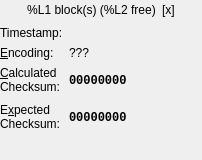
Before: the Qt Designer form src/mcrecover/widgets/CardView.ui in GerbilSoft/mcrecover, drawn with Qt 5.
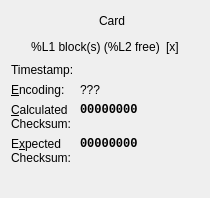
After: the same form once the commit is applied. Custom widgets are drawn as their Qt base class.

Commit message:
[mcrecover] VmuCard: Added the default Dreamcast BIOS icons.
Card: Added a function icon() to get the card's icon. Currently,
this is only implemented for VmuCard, and only for default icons.
(TODO: Add support for "ICONDATA_VMS".)

CardView: Added card icon and type display. The type display is
currently not updated, since the productName() field is too long
for the display. I'll need to add a "short" product name field later.

Diff of the .ui file:
```diff
--- a/src/mcrecover/widgets/CardView.ui
+++ b/src/mcrecover/widgets/CardView.ui
@@ -6,18 +6,12 @@
    <rect>
     <x>0</x>
     <y>0</y>
-    <width>202</width>
-    <height>160</height>
+    <width>210</width>
+    <height>190</height>
    </rect>
   </property>
   <layout class="QFormLayout" name="formLayout">
-   <property name="fieldGrowthPolicy">
-    <enum>QFormLayout::ExpandingFieldsGrow</enum>
-   </property>
-   <property name="margin">
-    <number>0</number>
-   </property>
-   <item row="0" column="0" colspan="2">
+   <item row="1" column="0" colspan="2">
     <layout class="QHBoxLayout" name="hboxBlockCount">
      <item>
       <spacer name="hspcBlockCount1">
@@ -32,7 +26,7 @@
        </property>
       </spacer>
      </item>
-     <item>
+     <item alignment="Qt::AlignHCenter">
       <widget class="QLabel" name="lblBlockCount">
        <property name="sizePolicy">
         <sizepolicy hsizetype="Minimum" vsizetype="Preferred">
@@ -51,7 +45,7 @@
        </property>
       </widget>
      </item>
-     <item>
+     <item alignment="Qt::AlignHCenter">
       <widget class="QLabel" name="lblStatusIcon">
        <property name="sizePolicy">
         <sizepolicy hsizetype="Minimum" vsizetype="Preferred">
@@ -82,7 +76,7 @@
      </item>
     </layout>
    </item>
-   <item row="1" column="0">
+   <item row="2" column="0">
     <widget class="QLabel" name="lblFormatTimeTitle">
      <property name="text">
       <string>Timestamp:</string>
@@ -92,7 +86,7 @@
      </property>
     </widget>
    </item>
-   <item row="1" column="1">
+   <item row="2" column="1">
     <widget class="QLabel" name="lblFormatTime">
      <property name="textFormat">
       <enum>Qt::PlainText</enum>
@@ -102,7 +96,7 @@
      </property>
     </widget>
    </item>
-   <item row="2" column="0">
+   <item row="3" column="0">
     <widget class="QLabel" name="lblEncodingTitle">
      <property name="text">
       <string>&amp;Encoding:</string>
@@ -115,7 +109,7 @@
      </property>
     </widget>
    </item>
-   <item row="2" column="1">
+   <item row="3" column="1">
     <widget class="QLabel" name="lblEncoding">
      <property name="sizePolicy">
       <sizepolicy hsizetype="MinimumExpanding" vsizetype="Preferred">
@@ -134,7 +128,7 @@
      </property>
     </widget>
    </item>
-   <item row="3" column="0">
+   <item row="4" column="0">
     <widget class="QLabel" name="lblChecksumActualTitle">
      <property name="text">
       <string>&amp;Calculated
@@ -154,7 +148,7 @@
      </property>
     </widget>
    </item>
-   <item row="3" column="1">
+   <item row="4" column="1">
     <widget class="QLabel" name="lblChecksumActual">
      <property name="sizePolicy">
       <sizepolicy hsizetype="MinimumExpanding" vsizetype="MinimumExpanding">
@@ -175,12 +169,15 @@
      <property name="textFormat">
       <enum>Qt::RichText</enum>
      </property>
+     <property name="alignment">
+      <set>Qt::AlignLeading|Qt::AlignLeft|Qt::AlignTop</set>
+     </property>
      <property name="textInteractionFlags">
       <set>Qt::LinksAccessibleByMouse|Qt::TextSelectableByKeyboard|Qt::TextSelectableByMouse</set>
      </property>
     </widget>
    </item>
-   <item row="4" column="0">
+   <item row="5" column="0">
     <widget class="QLabel" name="lblChecksumExpectedTitle">
      <property name="text">
       <string>E&amp;xpected
@@ -203,7 +200,7 @@
      </property>
     </widget>
    </item>
-   <item row="4" column="1">
+   <item row="5" column="1">
     <widget class="QLabel" name="lblChecksumExpected">
      <property name="sizePolicy">
       <sizepolicy hsizetype="MinimumExpanding" vsizetype="MinimumExpanding">
@@ -224,31 +221,99 @@
      <property name="textFormat">
       <enum>Qt::RichText</enum>
      </property>
+     <property name="alignment">
+      <set>Qt::AlignLeading|Qt::AlignLeft|Qt::AlignTop</set>
+     </property>
      <property name="textInteractionFlags">
       <set>Qt::LinksAccessibleByMouse|Qt::TextSelectableByKeyboard|Qt::TextSelectableByMouse</set>
      </property>
     </widget>
    </item>
-   <item row="5" column="0" colspan="2">
+   <item row="0" column="0" colspan="2">
+    <layout class="QHBoxLayout" name="hboxCardType">
+     <item>
+      <spacer name="hspcCardType1">
+       <property name="orientation">
+        <enum>Qt::Horizontal</enum>
+       </property>
+       <property name="sizeHint" stdset="0">
+        <size>
+         <width>40</width>
+         <height>20</height>
+        </size>
+       </property>
+      </spacer>
+     </item>
+     <item alignment="Qt::AlignHCenter">
+      <widget class="QLabel" name="lblCardIcon">
+       <property name="sizePolicy">
+        <sizepolicy hsizetype="Minimum" vsizetype="Preferred">
+         <horstretch>0</horstretch>
+         <verstretch>0</verstretch>
+        </sizepolicy>
+       </property>
+       <property name="textFormat">
+        <enum>Qt::PlainText</enum>
+       </property>
+       <property name="alignment">
+        <set>Qt::AlignCenter</set>
+       </property>
+      </widget>
+     </item>
+     <item alignment="Qt::AlignHCenter">
+      <widget class="QLabel" name="lblCardType">
+       <property name="sizePolicy">
+        <sizepolicy hsizetype="Minimum" vsizetype="Preferred">
+         <horstretch>0</horstretch>
+         <verstretch>0</verstretch>
+        </sizepolicy>
+       </property>
+       <property name="text">
+        <string notr="true">Card</string>
+       </property>
+       <property name="textFormat">
+        <enum>Qt::PlainText</enum>
+       </property>
+       <property name="alignment">
+        <set>Qt::AlignCenter</set>
+       </property>
+      </widget>
+     </item>
+     <item>
+      <spacer name="hspcCardType2">
+       <property name="orientation">
+        <enum>Qt::Horizontal</enum>
+       </property>
+       <property name="sizeHint" stdset="0">
+        <size>
+         <width>40</width>
+         <height>20</height>
+        </size>
+       </property>
+      </spacer>
+     </item>
+    </layout>
+   </item>
+   <item row="6" column="0" colspan="2">
     <layout class="QHBoxLayout" name="hboxTableSelect">
      <property name="spacing">
       <number>0</number>
      </property>
-     <item>
-      <widget class="TableSelect" name="tableSelect" native="true"/>
-     </item>
-     <item>
-      <spacer name="hspcTableSelect">
-       <property name="orientation">
-        <enum>Qt::Horizontal</enum>
+     <item alignment="Qt::AlignLeft">
+      <widget class="TableSelect" name="tableSelect" native="true">
+       <property name="sizePolicy">
+        <sizepolicy hsizetype="Minimum" vsizetype="Preferred">
+         <horstretch>0</horstretch>
+         <verstretch>0</verstretch>
+        </sizepolicy>
        </property>
-       <property name="sizeHint" stdset="0">
+       <property name="minimumSize">
         <size>
-         <width>40</width>
-         <height>20</height>
+         <width>0</width>
+         <height>16</height>
         </size>
        </property>
-      </spacer>
+      </widget>
      </item>
     </layout>
    </item>
```
The commit also changes 131 other files.
